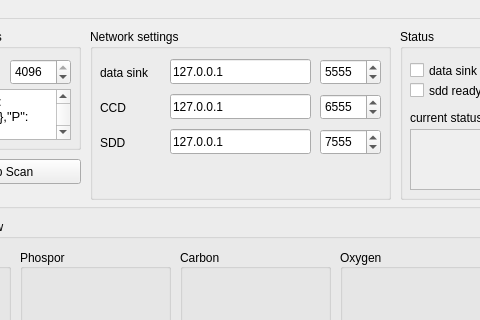
Before: the Qt Designer form GUI/gui.ui in neitmedia/AnImaX, drawn with Qt 5; both pictures show x 400 to 880 and y 0 to 320 of the 1079 by 680 pixel window.
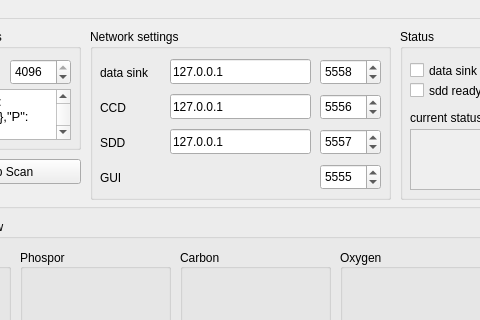
After: the same form once the commit is applied.

The edit to the form file:
```diff
--- a/GUI/gui.ui
+++ b/GUI/gui.ui
@@ -641,7 +641,7 @@
       <number>50000</number>
      </property>
      <property name="value">
-      <number>5555</number>
+      <number>5558</number>
      </property>
     </widget>
     <widget class="QLineEdit" name="lineEdit_3">
@@ -676,7 +676,7 @@
       <number>50000</number>
      </property>
      <property name="value">
-      <number>6555</number>
+      <number>5556</number>
      </property>
     </widget>
     <widget class="QLabel" name="label_8">
@@ -721,7 +721,7 @@
       <number>50000</number>
      </property>
      <property name="value">
-      <number>7555</number>
+      <number>5557</number>
      </property>
     </widget>
     <widget class="QLineEdit" name="lineEdit_4">
@@ -740,6 +740,35 @@
       <string>IP</string>
      </property>
     </widget>
+    <widget class="QLabel" name="label_10">
+     <property name="geometry">
+      <rect>
+       <x>10</x>
+       <y>140</y>
+       <width>61</width>
+       <height>17</height>
+      </rect>
+     </property>
+     <property name="text">
+      <string>GUI</string>
+     </property>
+    </widget>
+    <widget class="QSpinBox" name="spbGUIPort">
+     <property name="geometry">
+      <rect>
+       <x>230</x>
+       <y>135</y>
+       <width>61</width>
+       <height>26</height>
+      </rect>
+     </property>
+     <property name="maximum">
+      <number>65565</number>
+     </property>
+     <property name="value">
+      <number>5555</number>
+     </property>
+    </widget>
    </widget>
   </widget>
   <widget class="QMenuBar" name="menubar">
```
Left out of the diff: 6 changed lines with no effect on the pictures.
